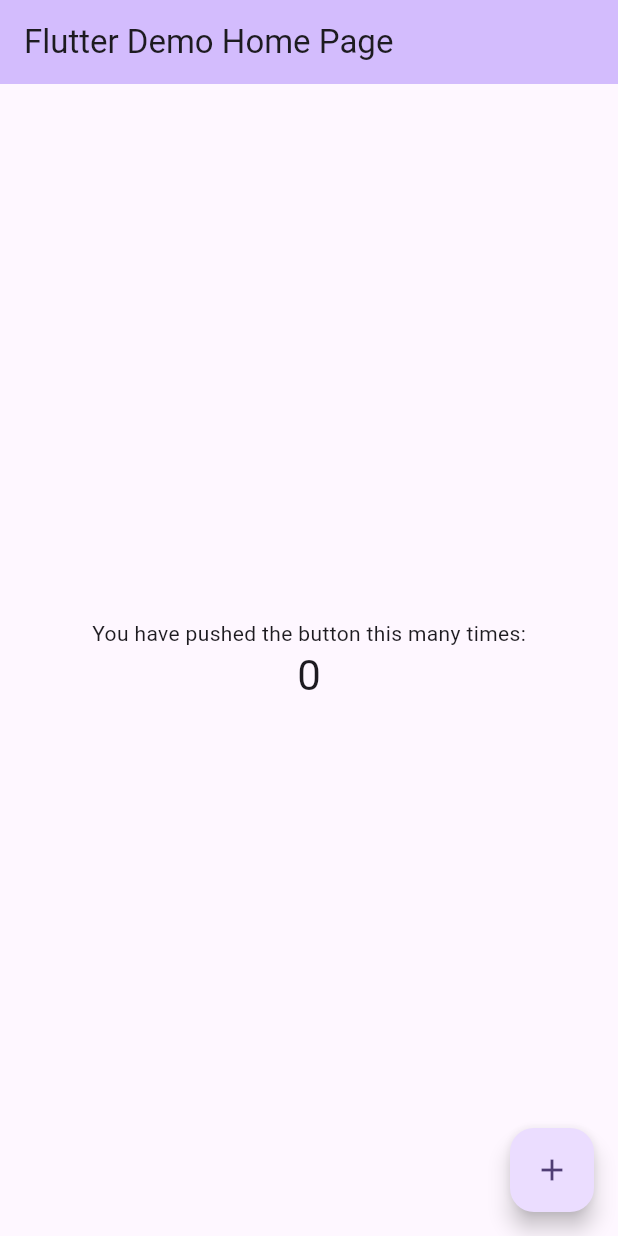
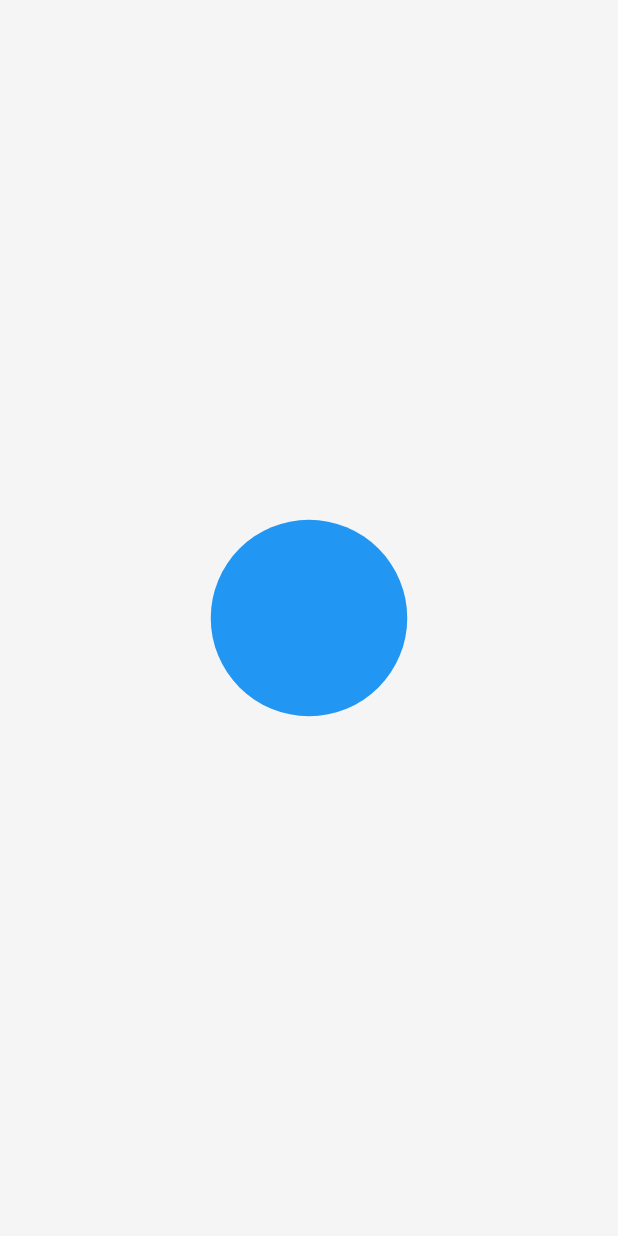
Before and after one commit to fkirewold/Task-Management-App, a Flutter app: the screen it shows after launch, on a phone screen of 412 x 824 dp. Run offline on Flutter 3.47's test engine with Material 3 defaults, Android fonts, the phone set to English and light mode, and no system bars.

Commit message:
creating splash screen

```diff
--- a/lib/main.dart
+++ b/lib/main.dart
@@ -1,125 +1,21 @@
 import 'package:flutter/material.dart';
+import 'package:todo/presentation/screens/main_screen.dart';
 
 void main() {
-  runApp(const MyApp());
+  runApp(Main());
 }
 
-class MyApp extends StatelessWidget {
-  const MyApp({super.key});
+class Main extends StatelessWidget {
+  const Main({super.key});
 
-  // This widget is the root of your application.
   @override
   Widget build(BuildContext context) {
     return MaterialApp(
-      title: 'Flutter Demo',
-      theme: ThemeData(
-        // This is the theme of your application.
-        //
-        // TRY THIS: Try running your application with "flutter run". You'll see
-        // the application has a purple toolbar. Then, without quitting the app,
-        // try changing the seedColor in the colorScheme below to Colors.green
-        // and then invoke "hot reload" (save your changes or press the "hot
-        // reload" button in a Flutter-supported IDE, or press "r" if you used
-        // the command line to start the app).
-        //
-        // Notice that the counter didn't reset back to zero; the application
-        // state is not lost during the reload. To reset the state, use hot
-        // restart instead.
-        //
-        // This works for code too, not just values: Most code changes can be
-        // tested with just a hot reload.
-        colorScheme: ColorScheme.fromSeed(seedColor: Colors.deepPurple),
-        useMaterial3: true,
-      ),
-      home: const MyHomePage(title: 'Flutter Demo Home Page'),
-    );
+        debugShowCheckedModeBanner: false,
+        theme: ThemeData(
+          primaryColor: Colors.blue,
+          scaffoldBackgroundColor: Color(0xFFF5F5F5),
+        ),
+        home: MainScreen());
   }
 }
-
-class MyHomePage extends StatefulWidget {
-  const MyHomePage({super.key, required this.title});
-
-  // This widget is the home page of your application. It is stateful, meaning
-  // that it has a State object (defined below) that contains fields that affect
-  // how it looks.
-
-  // This class is the configuration for the state. It holds the values (in this
-  // case the title) provided by the parent (in this case the App widget) and
-  // used by the build method of the State. Fields in a Widget subclass are
-  // always marked "final".
-
-  final String title;
-
-  @override
-  State<MyHomePage> createState() => _MyHomePageState();
-}
-
-class _MyHomePageState extends State<MyHomePage> {
-  int _counter = 0;
-
-  void _incrementCounter() {
-    setState(() {
-      // This call to setState tells the Flutter framework that something has
-      // changed in this State, which causes it to rerun the build method below
-      // so that the display can reflect the updated values. If we changed
-      // _counter without calling setState(), then the build method would not be
-      // called again, and so nothing would appear to happen.
-      _counter++;
-    });
-  }
-
-  @override
-  Widget build(BuildContext context) {
-    // This method is rerun every time setState is called, for instance as done
-    // by the _incrementCounter method above.
-    //
-    // The Flutter framework has been optimized to make rerunning build methods
-    // fast, so that you can just rebuild anything that needs updating rather
-    // than having to individually change instances of widgets.
-    return Scaffold(
-      appBar: AppBar(
-        // TRY THIS: Try changing the color here to a specific color (to
-        // Colors.amber, perhaps?) and trigger a hot reload to see the AppBar
-        // change color while the other colors stay the same.
-        backgroundColor: Theme.of(context).colorScheme.inversePrimary,
-        // Here we take the value from the MyHomePage object that was created by
-        // the App.build method, and use it to set our appbar title.
-        title: Text(widget.title),
-      ),
-      body: Center(
-        // Center is a layout widget. It takes a single child and positions it
-        // in the middle of the parent.
-        child: Column(
-          // Column is also a layout widget. It takes a list of children and
-          // arranges them vertically. By default, it sizes itself to fit its
-          // children horizontally, and tries to be as tall as its parent.
-          //
-          // Column has various properties to control how it sizes itself and
-          // how it positions its children. Here we use mainAxisAlignment to
-          // center the children vertically; the main axis here is the vertical
-          // axis because Columns are vertical (the cross axis would be
-          // horizontal).
-          //
-          // TRY THIS: Invoke "debug painting" (choose the "Toggle Debug Paint"
-          // action in the IDE, or press "p" in the console), to see the
-          // wireframe for each widget.
-          mainAxisAlignment: MainAxisAlignment.center,
-          children: <Widget>[
-            const Text(
-              'You have pushed the button this many times:',
-            ),
-            Text(
-              '$_counter',
-              style: Theme.of(context).textTheme.headlineMedium,
-            ),
-          ],
-        ),
-      ),
-      floatingActionButton: FloatingActionButton(
-        onPressed: _incrementCounter,
-        tooltip: 'Increment',
-        child: const Icon(Icons.add),
-      ), // This trailing comma makes auto-formatting nicer for build methods.
-    );
-  }
-}
--- /dev/null
+++ b/lib/presentation/screens/main_screen.dart
@@ -0,0 +1,30 @@
+import 'package:flutter/material.dart';
+
+class MainScreen extends StatelessWidget {
+  const MainScreen({super.key});
+
+  @override
+  Widget build(BuildContext context) {
+    return Scaffold(
+      backgroundColor:Theme.of(context).scaffoldBackgroundColor ,
+      body:SplashScreen(),
+    );
+  }
+}
+class SplashScreen extends StatelessWidget {
+  const SplashScreen({super.key});
+
+  @override
+  Widget build(BuildContext context) {
+    return Center(
+      child:Container(
+        height: 131,
+        width: 131,
+        decoration:BoxDecoration(
+          shape: BoxShape.circle,
+        color: Theme.of(context).primaryColor,
+        ),
+      ) ,
+    );
+  }
+}
```
Also changed, not shown: 1 other file.
